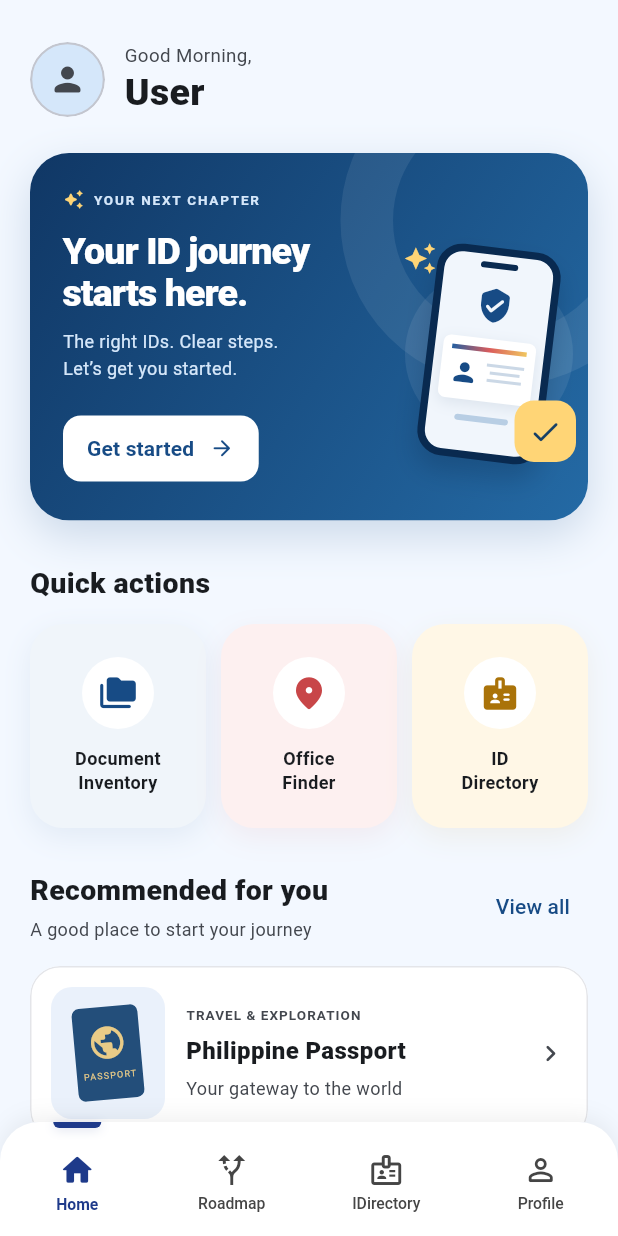
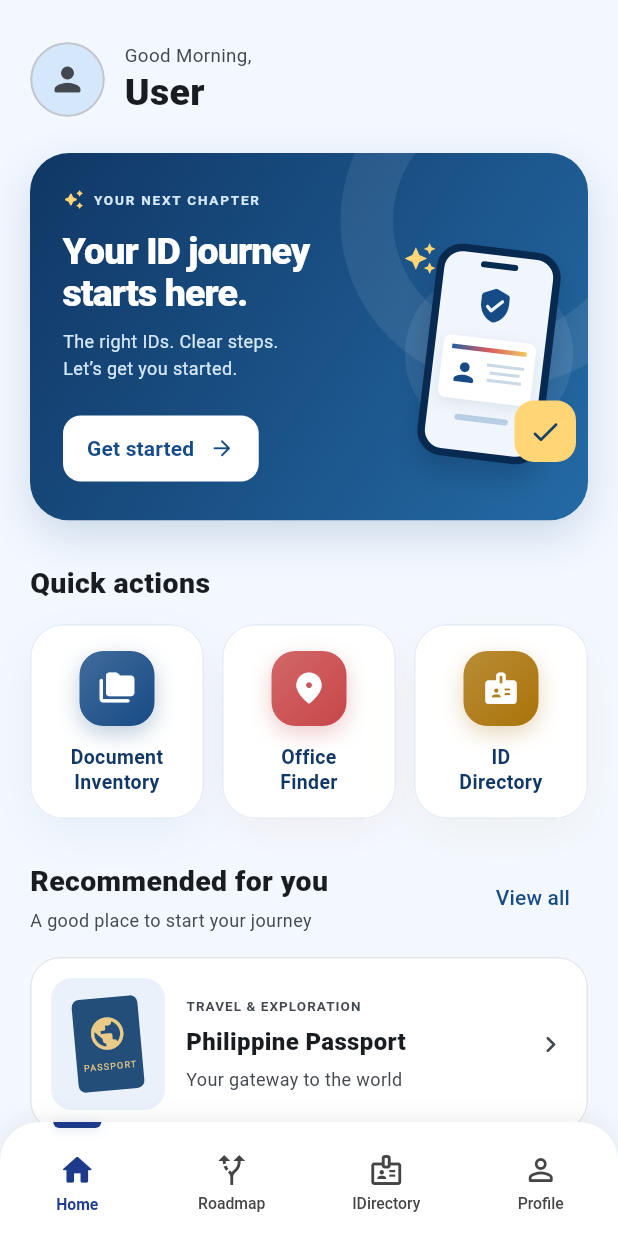
Before and after one commit to ReyesKyleJara/IDireksyon-frontend, a Flutter app: the ResidentAppShell screen opened by its route, on a phone screen of 412 x 824 dp. Run offline on Flutter 3.47's test engine with Material 3 defaults, Android fonts, the phone set to English and light mode, and no system bars; our stand-ins replace camera, flutter_svg, geolocator, google_maps_flutter, image_picker, latlong2 and 2 more; missing offline and left inert: crop_your_image, dart:js_interop, pointer_interceptor; accounts and stored records are empty; network calls fail; Roboto replaces fonts that are missing (Google Sans).

Commit message:
Restyle Home quick actions and fix profile setup layout
- Center the quick-action tile icons and link ID Directory to its tab
- Share IDirectory's suggestion helpers in directory_suggestions.dart
- Scroll profile setup's intro with its options at large text
- Update tests for IDirectory's startup Inventory and document requests

Co-Authored-By: Claude Opus 5.5 <noreply@anthropic.com>

```diff
--- a/lib/features/home/home_screen.dart
+++ b/lib/features/home/home_screen.dart
@@ -4,6 +4,7 @@ import 'package:flutter/material.dart';
 
 import '../../core/auth/auth_service.dart';
 import '../../core/profile/profile_avatar.dart';
+import '../../core/theme/app_theme.dart';
 import '../ids/ids_screen.dart';
 import '../ids/id_details_screen.dart';
 import '../office_finder/office_finder_screen.dart';
@@ -18,10 +19,35 @@ class HomeScreen extends StatelessWidget {
     super.key,
     this.journeys = const [],
     this.onOpenJourney,
+    this.onOpenDirectory,
   });
 
   final List<IdJourney> journeys;
   final ValueChanged<IdJourney>? onOpenJourney;
+
+  /// Switches to the IDirectory tab. Without it (Home shown on its own), the
+  /// directory opens as its own page.
+  final VoidCallback? onOpenDirectory;
+
+  void _openDirectory(
+    BuildContext context,
+  ) {
+    if (onOpenDirectory != null) {
+      onOpenDirectory!();
+      return;
+    }
+    _open(
+      context,
+      Scaffold(
+        appBar: AppBar(
+          title: const Text(
+            'ID Directory',
+          ),
+        ),
+        body: const IdsScreen(),
+      ),
+    );
+  }
 
   static const primaryBlue =
       Color(0xFF174B85);
@@ -102,50 +128,7 @@ class HomeScreen extends StatelessWidget {
 
             const SizedBox(height: 14),
 
-            IntrinsicHeight(
-              child: Row(
-                crossAxisAlignment:
-                    CrossAxisAlignment
-                        .stretch,
-                children: [
-                  _action(
-                    context,
-                    Icons.folder_copy_rounded,
-                    primaryBlue,
-                    'Document\nInventory',
-                    const ManageInventoryScreen(),
-                  ),
-
-                  const SizedBox(
-                    width: 10,
-                  ),
-
-                  _action(
-                    context,
-                    Icons.location_on_rounded,
-                    const Color(
-                      0xFFC84648,
-                    ),
-                    'Office\nFinder',
-                    const OfficeFinderScreen(),
-                  ),
-
-                  const SizedBox(
-                    width: 10,
-                  ),
-
-                  _action(
-                    context,
-                    Icons.badge_rounded,
-                    const Color(
-                      0xFFAA7309,
-                    ),
-                    'ID\nDirectory',
-                    const IdsScreen(),
-                  ),
-                ],
-              ),
-            ),
+            _quickActions(context),
 
             const SizedBox(height: 28),
 
@@ -182,9 +165,8 @@ class HomeScreen extends StatelessWidget {
                 ),
                 TextButton(
                   onPressed: () =>
-                      _open(
+                      _openDirectory(
                     context,
-                    const IdsScreen(),
                   ),
                   child:
                       const Text('View all'),
@@ -498,13 +480,17 @@ class HomeScreen extends StatelessWidget {
                                 MainAxisSize
                                     .min,
                             children: [
-                              Text(
+                              // Flexible lets the label wrap instead of
+                              // overflowing on narrow screens.
+                              Flexible(
+                                child: Text(
                                   'Get started',
                                   style:
                                       TextStyle(
                                     fontWeight:
                                         FontWeight
                                             .w700,
+                                  ),
                                 ),
                               ),
                               SizedBox(
@@ -557,137 +543,74 @@ class HomeScreen extends StatelessWidget {
     );
   }
 
-  Widget _action(
+  Widget _quickActions(
     BuildContext context,
-    IconData icon,
-    Color tint,
-    String label,
-    Widget page,
   ) {
-    final colors =
-        Theme.of(context).colorScheme;
+    // With large text, three columns would squeeze the labels, so the
+    // tiles stack as full-width rows instead.
+    final largeText = MediaQuery
+            .textScalerOf(context)
+            .scale(1) >=
+        1.4;
 
-    final dark =
-        colors.brightness ==
-        Brightness.dark;
-
-    final pastel =
-        icon ==
-                Icons
-                    .folder_copy_rounded
-            ? const Color(
-                0xFFF0F5FA,
-              )
-            : icon ==
-                    Icons
-                        .location_on_rounded
-                ? const Color(
-                    0xFFFDF0F0,
-                  )
-                : const Color(
-                    0xFFFFF7E6,
-                  );
-
-    return Expanded(
-      child: Container(
-        decoration: BoxDecoration(
-          borderRadius:
-              BorderRadius.circular(
-            22,
-          ),
-          boxShadow: [
-            BoxShadow(
-              color: tint.withValues(
-                alpha:
-                    dark ? .05 : .08,
-              ),
-              blurRadius: 16,
-              offset:
-                  const Offset(0, 6),
-            ),
-          ],
-        ),
-        child: Material(
-          color: dark
-              ? Color.alphaBlend(
-                  tint.withValues(
-                    alpha: .12,
-                  ),
-                  colors
-                      .surfaceContainer,
-                )
-              : pastel,
-          borderRadius:
-              BorderRadius.circular(
-            22,
-          ),
-          clipBehavior:
-              Clip.antiAlias,
-          child: MotionInkWell(
-            onTap: () =>
-                _open(
+    final actions = [
+      _QuickAction(
+        icon: Icons.folder_copy_rounded,
+        tint: primaryBlue,
+        label: 'Document\nInventory',
+        horizontal: largeText,
+        onTap: () => _open(
           context,
-              page,
-            ),
-            child: Padding(
-              padding:
-                  const EdgeInsets
-                      .symmetric(
-                horizontal: 6,
-                vertical: 22,
-              ),
-              child: Column(
-                mainAxisAlignment:
-                    MainAxisAlignment
-                        .center,
-                children: [
-                  Container(
-                    width: 48,
-                    height: 48,
-                    decoration:
-                        BoxDecoration(
-                      color: dark
-                          ? colors
-                              .surfaceContainerHighest
-                          : Colors.white,
-                      shape:
-                          BoxShape.circle,
-                    ),
-                    child: Icon(
-                      icon,
-                      color: dark
-                          ? Color.lerp(
-                              tint,
-                              Colors.white,
-                              .4,
-                            )
-                          : tint,
-                      size: 26,
+          const ManageInventoryScreen(),
         ),
       ),
-
-                  const SizedBox(
-                    height: 12,
-                  ),
-
-                  Text(
-                    label,
-                    textAlign:
-                        TextAlign.center,
-                    style:
-                        const TextStyle(
-                      fontSize: 12,
-                      height: 1.35,
-                      fontWeight:
-                          FontWeight
-                              .w700,
+      _QuickAction(
+        icon: Icons.location_on_rounded,
+        tint: const Color(0xFFC84648),
+        label: 'Office\nFinder',
+        horizontal: largeText,
+        onTap: () => _open(
+          context,
+          const OfficeFinderScreen(),
         ),
       ),
+      _QuickAction(
+        icon: Icons.badge_rounded,
+        tint: const Color(0xFFAA7309),
+        label: 'ID\nDirectory',
+        horizontal: largeText,
+        onTap: () =>
+            _openDirectory(context),
+      ),
+    ];
+
+    if (largeText) {
+      return Column(
+        crossAxisAlignment:
+            CrossAxisAlignment.stretch,
+        children: [
+          for (final (i, tile)
+              in actions.indexed) ...[
+            if (i > 0)
+              const SizedBox(height: 10),
+            tile,
           ],
-              ),
-            ),
-          ),
-        ),
+        ],
+      );
+    }
+
+    return IntrinsicHeight(
+      child: Row(
+        crossAxisAlignment:
+            CrossAxisAlignment.stretch,
+        children: [
+          for (final (i, tile)
+              in actions.indexed) ...[
+            if (i > 0)
+              const SizedBox(width: 12),
+            Expanded(child: tile),
+          ],
+        ],
       ),
     );
   }
@@ -864,6 +787,120 @@ class HomeScreen extends StatelessWidget {
                     colors.onSurfaceVariant,
               ),
             ],
+          ),
+        ),
+      ),
+    );
+  }
+}
+
+/// Quick action tile: white card, colored icon block, centered content.
+class _QuickAction extends StatelessWidget {
+  const _QuickAction({
+    required this.icon,
+    required this.tint,
+    required this.label,
+    required this.onTap,
+    this.horizontal = false,
+  });
+
+  final IconData icon;
+  final Color tint;
+  final String label;
+  final VoidCallback onTap;
+
+  /// Row layout for large text.
+  final bool horizontal;
+
+  @override
+  Widget build(BuildContext context) {
+    final colors = Theme.of(context).colorScheme;
+    final dark = colors.brightness == Brightness.dark;
+    final shape = BorderRadius.circular(22);
+
+    final badge = ExcludeSemantics(
+      child: DecoratedBox(
+        decoration: BoxDecoration(
+          borderRadius: BorderRadius.circular(16),
+          gradient: LinearGradient(
+            begin: Alignment.topLeft,
+            end: Alignment.bottomRight,
+            colors: [Color.lerp(tint, Colors.white, .18)!, tint],
+          ),
+          boxShadow: [
+            BoxShadow(
+              color: tint.withValues(alpha: dark ? .2 : .28),
+              blurRadius: 12,
+              offset: const Offset(0, 5),
+            ),
+          ],
+        ),
+        child: SizedBox.square(
+          dimension: 50,
+          child: Icon(icon, color: Colors.white, size: 25),
+        ),
+      ),
+    );
+
+    final text = Text(
+      label,
+      textAlign: horizontal ? TextAlign.start : TextAlign.center,
+      style: TextStyle(
+        fontSize: 13,
+        height: 1.3,
+        fontWeight: FontWeight.w700,
+        color: dark ? colors.onSurface : AppTheme.navy,
+      ),
+    );
+
+    return DecoratedBox(
+      decoration: BoxDecoration(
+        borderRadius: shape,
+        boxShadow: dark
+            ? null
+            : [
+                BoxShadow(
+                  color: tint.withValues(alpha: .07),
+                  blurRadius: 26,
+                  spreadRadius: -4,
+                  offset: const Offset(0, 10),
+                ),
+              ],
+      ),
+      child: Material(
+        color: dark ? colors.surfaceContainer : Colors.white,
+        shape: RoundedRectangleBorder(
+          borderRadius: shape,
+          side: BorderSide(
+            color: dark
+                ? colors.outlineVariant.withValues(alpha: .35)
+                : const Color(0xFFE3ECF7),
+          ),
+        ),
+        clipBehavior: Clip.antiAlias,
+        child: MotionInkWell(
+          onTap: onTap,
+          child: Padding(
+            padding: horizontal
+                ? const EdgeInsets.all(14)
+                : const EdgeInsets.fromLTRB(8, 18, 8, 16),
+            child: horizontal
+                ? Row(
+                    children: [
+                      badge,
+                      const SizedBox(width: 14),
+                      Expanded(child: text),
+                      Icon(
+                        Icons.chevron_right_rounded,
+                        color: colors.onSurfaceVariant,
+                      ),
+                    ],
+                  )
+                : Column(
+                    mainAxisAlignment: MainAxisAlignment.center,
+                    crossAxisAlignment: CrossAxisAlignment.center,
+                    children: [badge, const SizedBox(height: 12), text],
+                  ),
           ),
         ),
       ),
--- a/lib/features/shell/resident_app_shell.dart
+++ b/lib/features/shell/resident_app_shell.dart
@@ -50,6 +50,7 @@ class _ResidentAppShellState extends State<ResidentAppShell> {
           _currentIndex = 1;
         });
       },
+      onOpenDirectory: () => _changeTab(2),
     ),
     _journeys.isNotEmpty
         ? ActiveJourneyScreen(
```
Also changed, not shown: lib/features/ids/ids_screen.dart (+11 -60 lines), lib/features/profile/profile_setup_screen.dart (+52 -25 lines), lib/services/directory_suggestions.dart (added, +78 -0 lines), 6 other files. Lines whose indentation alone changed are shown as unchanged.
